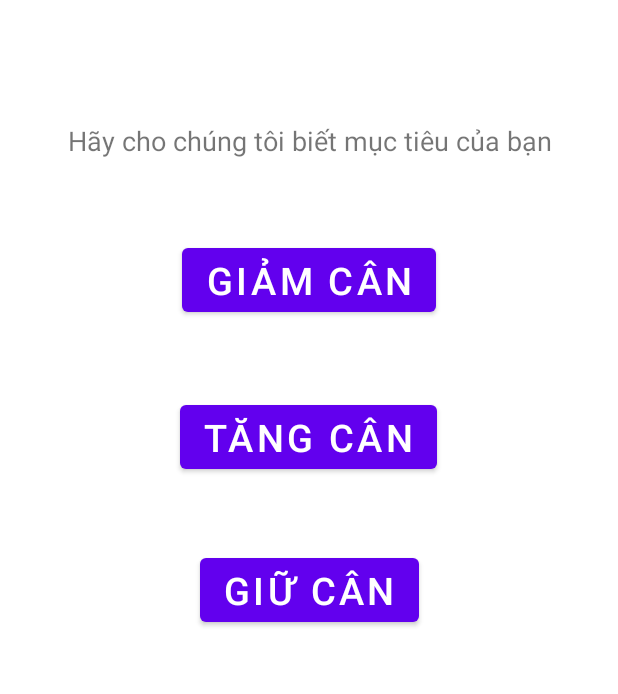
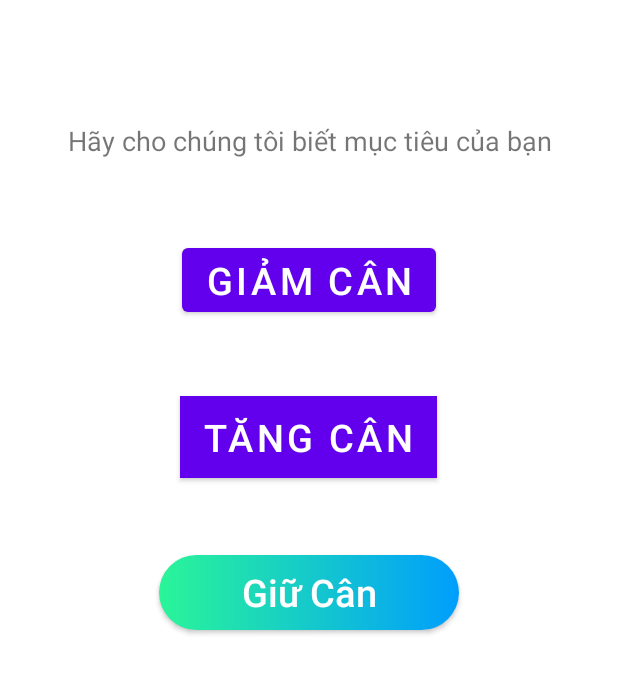
Before and after one commit to AnhTuan2k1/Calories, an Android app: the layout activity_1.xml on its own in the app's theme, with its tools: preview values and no code run, on a phone screen of 412 x 824 dp, the part 338-1032 px from its top. Run offline under Robolectric (Android 15) with nearby library versions, the phone set to English and light mode, and no system bars.

Commit message:
+chinh sua button

```diff
--- /dev/null
+++ b/Calories/app/src/main/res/drawable/custom_button.xml
@@ -0,0 +1,7 @@
+<?xml version="1.0" encoding="utf-8"?>
+<shape xmlns:android="http://schemas.android.com/apk/res/android" android:shape="rectangle">
+<gradient   android:startColor="#2AF598" android:endColor="#009EFD" android:type="linear"/>
+
+
+<corners android:radius="35dp"/>
+</shape>
--- a/Calories/app/src/main/res/layout/activity_1.xml
+++ b/Calories/app/src/main/res/layout/activity_1.xml
@@ -53,6 +53,7 @@
         android:layout_height="wrap_content"
         android:text="Tăng Cân"
         android:textSize="25dp"
+        android:background="@color/white"
         app:layout_constraintBottom_toBottomOf="parent"
         app:layout_constraintEnd_toEndOf="parent"
         app:layout_constraintHorizontal_bias="0.498"
@@ -60,16 +61,26 @@
         app:layout_constraintTop_toTopOf="parent"
         app:layout_constraintVertical_bias="0.636" />
 
-    <Button
+
+    <androidx.appcompat.widget.AppCompatButton
         android:id="@+id/giucan"
-        android:layout_width="wrap_content"
-        android:layout_height="wrap_content"
+        android:layout_width="200dp"
+        android:layout_height="50dp"
+        android:background="@drawable/custom_button"
+
         android:text="Giữ Cân"
+        android:textAllCaps="false"
+        android:textColor="#FFFFFF"
         android:textSize="25dp"
+
+
+
         app:layout_constraintBottom_toBottomOf="parent"
         app:layout_constraintEnd_toEndOf="parent"
         app:layout_constraintStart_toStartOf="parent"
         app:layout_constraintTop_toTopOf="parent"
         app:layout_constraintVertical_bias="0.769" />
 
+
+
 </androidx.constraintlayout.widget.ConstraintLayout>
--- a/Calories/app/src/main/res/values-night/themes.xml
+++ b/Calories/app/src/main/res/values-night/themes.xml
@@ -1,6 +1,6 @@
 <resources xmlns:tools="http://schemas.android.com/tools">
     <!-- Base application theme. -->
-    <style name="Theme.CaloriesApp" parent="Theme.MaterialComponents.DayNight.DarkActionBar">
+    <style name="Theme.CaloriesApp" parent="Theme.MaterialComponents.DayNight.NoActionBar">
         <!-- Primary brand color. -->
         <item name="colorPrimary">@color/purple_200</item>
         <item name="colorPrimaryVariant">@color/purple_700</item>
--- a/Calories/app/src/main/res/values/colors.xml
+++ b/Calories/app/src/main/res/values/colors.xml
@@ -7,4 +7,5 @@
     <color name="teal_700">#FF018786</color>
     <color name="black">#FF000000</color>
     <color name="white">#FFFFFFFF</color>
+
 </resources>
--- a/Calories/app/src/main/res/values/themes.xml
+++ b/Calories/app/src/main/res/values/themes.xml
@@ -1,10 +1,11 @@
 <resources xmlns:tools="http://schemas.android.com/tools">
     <!-- Base application theme. -->
-    <style name="Theme.CaloriesApp" parent="Theme.MaterialComponents.DayNight.DarkActionBar">
+    <style name="Theme.CaloriesApp" parent="Theme.MaterialComponents.DayNight.NoActionBar">
         <!-- Primary brand color. -->
         <item name="colorPrimary">@color/purple_500</item>
         <item name="colorPrimaryVariant">@color/purple_700</item>
         <item name="colorOnPrimary">@color/white</item>
+
         <!-- Secondary brand color. -->
         <item name="colorSecondary">@color/teal_200</item>
         <item name="colorSecondaryVariant">@color/teal_700</item>
```
